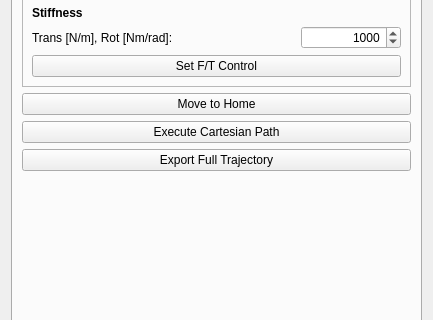
This is src/widgets/path_planning_widget.ui in exo-core/fermi as Qt 5 draws it before an edit; both pictures show x 0 to 433 and y 360 to 680 of the 433 by 946 pixel window. The edited form follows.
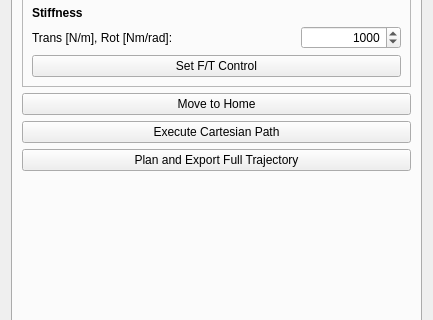
This is the edited form.

```diff
--- a/src/widgets/path_planning_widget.ui
+++ b/src/widgets/path_planning_widget.ui
@@ -1100,7 +1100,7 @@
        <item>
         <widget class="QPushButton" name="exportTrajectoryButton">
          <property name="text">
-          <string>Export Full Trajectory</string>
+          <string>Plan and Export Full Trajectory</string>
          </property>
         </widget>
        </item>
```
